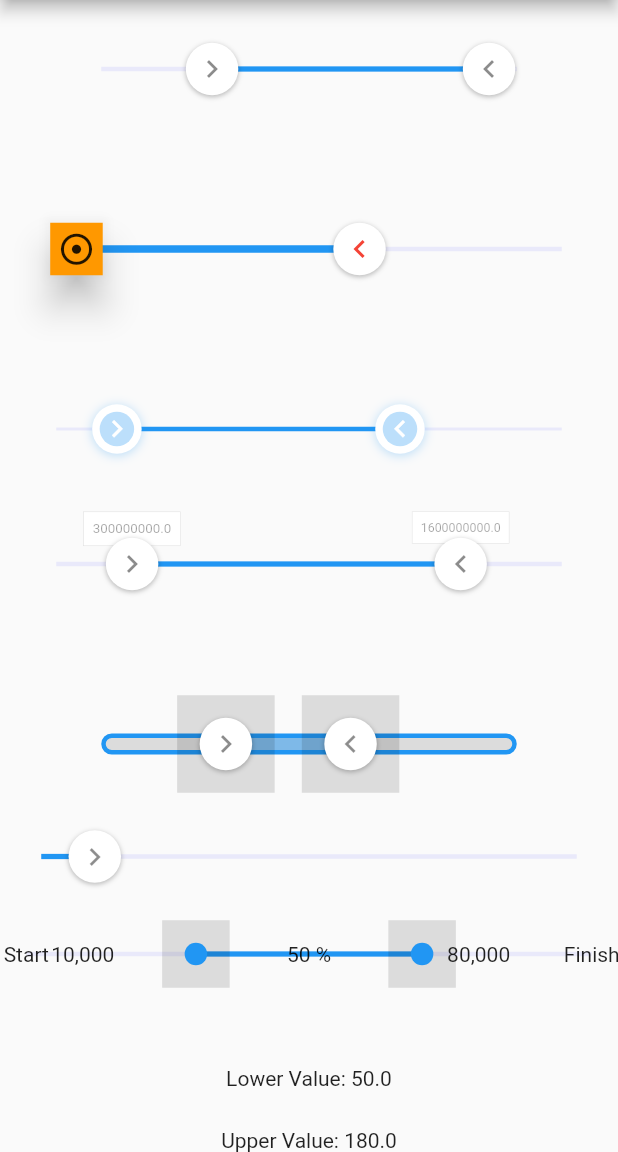
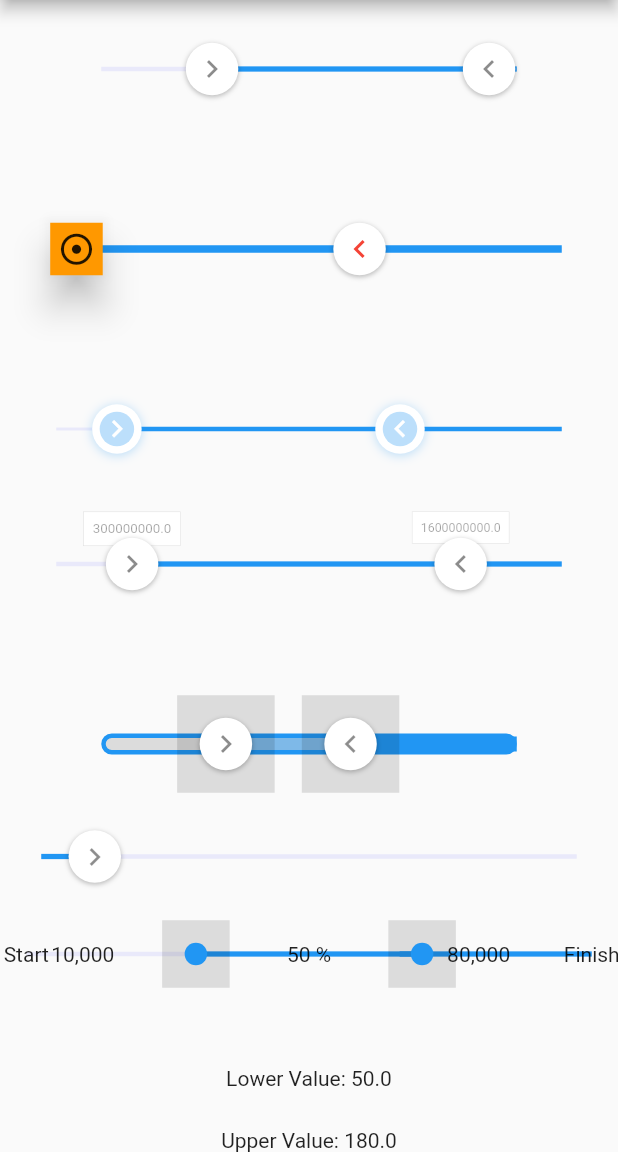
Before and after one commit to loonix/another_xlider, a Flutter app: the screen it shows after launch, scrolled down 209 dp, on a phone screen of 412 x 824 dp, the part 84-1236 px from its top. Run offline on Flutter 3.47's test engine with Material 2 defaults, Android fonts, the phone set to English and light mode, and no system bars.

Commit message:
Added a right track bar decoration

```diff
--- a/lib/another_xlider.dart
+++ b/lib/another_xlider.dart
@@ -50,8 +50,7 @@ class FlutterSlider extends StatefulWidget {
   final BoxDecoration? decoration;
   final BoxDecoration? foregroundDecoration;
 
-  FlutterSlider(
-      {Key? key,
+  FlutterSlider({Key? key,
     this.min,
     this.max,
     required this.values,
@@ -253,7 +252,9 @@ class FlutterSliderState extends State<FlutterSlider>
   Widget build(BuildContext context) {
     return OrientationBuilder(
       builder: (context, orientation) {
-        oldOrientation ??= MediaQuery.of(context).orientation;
+        oldOrientation ??= MediaQuery
+            .of(context)
+            .orientation;
 
         return LayoutBuilder(
             builder: (BuildContext context, BoxConstraints constraints) {
@@ -285,7 +286,9 @@ class FlutterSliderState extends State<FlutterSlider>
                 __containerSizeWithoutPadding = _containerWidthWithoutPadding;
               }
 
-          if (MediaQuery.of(context).orientation != oldOrientation) {
+              if (MediaQuery
+                  .of(context)
+                  .orientation != oldOrientation) {
                 _leftHandlerXPosition = 0;
                 _rightHandlerXPosition = 0;
                 _leftHandlerYPosition = 0;
@@ -297,7 +300,9 @@ class FlutterSliderState extends State<FlutterSlider>
 
                 _drawHatchMark();
 
-            oldOrientation = MediaQuery.of(context).orientation;
+                oldOrientation = MediaQuery
+                    .of(context)
+                    .orientation;
               }
 
               return Stack(
@@ -647,7 +652,11 @@ class FlutterSliderState extends State<FlutterSlider>
         }
 
         _points.add(Positioned(
-            top: top, bottom: bottom, left: left, right: right, child: bar));
+            top: top,
+            bottom: bottom,
+            left: left,
+            right: right,
+            child: bar));
       }
     }
   }
@@ -732,7 +741,9 @@ class FlutterSliderState extends State<FlutterSlider>
         }
         _fixedValues.add(FlutterSliderFixedValue(
             percent: fixedPercent.toInt(), value: fValue));
-        if (fValue.toString().isNotEmpty) {
+        if (fValue
+            .toString()
+            .isNotEmpty) {
           fixedV.add(fixedPercent);
         }
       }
@@ -1729,8 +1740,7 @@ class FlutterSliderState extends State<FlutterSlider>
     }
   }
 
-  void _stopHandlerAnimation(
-      {Animation? animation, AnimationController? controller}) {
+  void _stopHandlerAnimation({Animation? animation, AnimationController? controller}) {
     if (widget.handlerAnimation.reverseCurve != null) {
       if (animation!.isCompleted) {
         controller!.reverse();
@@ -1746,7 +1756,8 @@ class FlutterSliderState extends State<FlutterSlider>
     List<Positioned> items = [
       Function.apply(_inactiveTrack, []),
       Function.apply(_centralWidget, []),
-      Function.apply(_activeTrack, [])
+      Function.apply(_activeTrack, []),
+      Function.apply(_inactiveRightTrack, [])
     ];
     items.addAll(_points);
 
@@ -1948,9 +1959,9 @@ class FlutterSliderState extends State<FlutterSlider>
             feedback: Container(),
             child: Container(
               color: Colors.transparent,
-                )),
+            ),),
         ),
-        )));
+      ),),);
 
 //    items      ..addAll(_points);
 
@@ -1979,8 +1990,7 @@ class FlutterSliderState extends State<FlutterSlider>
     }
   }
 
-  Positioned _tooltip(
-      {String? side, dynamic value, double? opacity, Animation? animation}) {
+  Positioned _tooltip({String? side, dynamic value, double? opacity, Animation? animation}) {
     if (_tooltipData.disabled! || value == '') {
       return Positioned(
         child: Container(),
@@ -2139,7 +2149,7 @@ class FlutterSliderState extends State<FlutterSlider>
               border: boxDecoration.border,
               borderRadius: boxDecoration.borderRadius,
               boxShadow: boxDecoration.boxShadow,
-              image: boxDecoration.image),
+              image: boxDecoration.image,),
         ),
       ),
     );
@@ -2242,6 +2252,63 @@ class FlutterSliderState extends State<FlutterSlider>
     );
   }
 
+  Positioned _inactiveRightTrack() {
+    BoxDecoration boxDecoration =
+        widget.trackBar.inactiveRightTrackBar ?? const BoxDecoration();
+
+    Color trackBarColor = boxDecoration.color ?? const Color(0xff2196F3);
+    if (widget.disabled) {
+      trackBarColor = widget.trackBar.inactiveDisabledTrackBarColor;
+    }
+
+    double? top, bottom, left, right, width, height;
+    top = left = width = height = 0;
+    right = bottom = null;
+
+    if (widget.axis == Axis.horizontal) {
+      bottom = 0;
+      height = widget.trackBar.activeTrackBarHeight;
+
+      if (widget.rangeSlider) {
+        width = _containerWidthWithoutPadding! - _rightHandlerXPosition!;
+        left = _rightHandlerXPosition! + _handlersWidth! / 2 ;
+      }
+    } else { // vertical
+      right = 0;
+      width = widget.trackBar.activeTrackBarHeight;
+
+      if (widget.rangeSlider) {
+        height = _containerHeightWithoutPadding! - _rightHandlerYPosition!;
+        top = _rightHandlerYPosition! + _handlersHeight! / 2;
+      }
+    }
+
+    width = (width < 0) ? 0 : width;
+    height = (height < 0) ? 0 : height;
+
+    return Positioned(
+      left: left,
+      right: right,
+      top: top,
+      bottom: bottom,
+      child: Center(
+        child: Container(
+          height: height,
+          width: width,
+          decoration: BoxDecoration(
+              color: trackBarColor,
+              backgroundBlendMode: boxDecoration.backgroundBlendMode,
+              shape: boxDecoration.shape,
+              gradient: boxDecoration.gradient,
+              border: boxDecoration.border,
+              borderRadius: boxDecoration.borderRadius,
+              boxShadow: boxDecoration.boxShadow,
+              image: boxDecoration.image,),
+        ),
+      ),
+    );
+  }
+
   Positioned _centralWidget() {
     return Positioned(
       left: 0,
@@ -2303,18 +2370,28 @@ class FlutterSliderState extends State<FlutterSlider>
 
   void _renderBoxInitialization() {
     if (_containerLeft <= 0 ||
-        (MediaQuery.of(context).size.width - _constraintMaxWidth) <=
+        (MediaQuery
+            .of(context)
+            .size
+            .width - _constraintMaxWidth) <=
             _containerLeft) {
       RenderBox containerRenderBox =
       containerKey.currentContext!.findRenderObject() as RenderBox;
-      _containerLeft = containerRenderBox.localToGlobal(Offset.zero).dx;
+      _containerLeft = containerRenderBox
+          .localToGlobal(Offset.zero)
+          .dx;
     }
     if (_containerTop <= 0 ||
-        (MediaQuery.of(context).size.height - _constraintMaxHeight) <=
+        (MediaQuery
+            .of(context)
+            .size
+            .height - _constraintMaxHeight) <=
             _containerTop) {
       RenderBox containerRenderBox =
       containerKey.currentContext!.findRenderObject() as RenderBox;
-      _containerTop = containerRenderBox.localToGlobal(Offset.zero).dy;
+      _containerTop = containerRenderBox
+          .localToGlobal(Offset.zero)
+          .dy;
     }
   }
 }
@@ -2332,8 +2409,7 @@ class _MakeHandler extends StatelessWidget {
   final bool rangeSlider;
   final double? touchSize;
 
-  const _MakeHandler(
-      {this.id,
+  const _MakeHandler({this.id,
     this.handlerData,
     this.visibleTouchArea,
     this.width,
@@ -2421,8 +2497,7 @@ class FlutterSliderHandler {
   bool disabled;
   double opacity;
 
-  FlutterSliderHandler(
-      {this.child,
+  FlutterSliderHandler({this.child,
     this.decoration,
     this.foregroundDecoration,
     this.transform,
@@ -2478,8 +2553,7 @@ class FlutterSliderTooltipPositionOffset {
   double? right;
   double? bottom;
 
-  FlutterSliderTooltipPositionOffset(
-      {this.top, this.left, this.right, this.bottom});
+  FlutterSliderTooltipPositionOffset({this.top, this.left, this.right, this.bottom});
 
   @override
   String toString() {
@@ -2492,8 +2566,7 @@ class FlutterSliderTooltipBox {
   final BoxDecoration? foregroundDecoration;
   final Matrix4? transform;
 
-  const FlutterSliderTooltipBox(
-      {this.decoration, this.foregroundDecoration, this.transform});
+  const FlutterSliderTooltipBox({this.decoration, this.foregroundDecoration, this.transform});
 
   @override
   String toString() {
@@ -2503,6 +2576,7 @@ class FlutterSliderTooltipBox {
 
 class FlutterSliderTrackBar {
   final BoxDecoration? inactiveTrackBar;
+  final BoxDecoration? inactiveRightTrackBar;
   final BoxDecoration? activeTrackBar;
   final Color activeDisabledTrackBarColor;
   final Color inactiveDisabledTrackBarColor;
@@ -2514,6 +2588,7 @@ class FlutterSliderTrackBar {
   const FlutterSliderTrackBar({
     this.inactiveTrackBar,
     this.activeTrackBar,
+    this.inactiveRightTrackBar,
     this.activeDisabledTrackBarColor = const Color(0xffb5b5b5),
     this.inactiveDisabledTrackBarColor = const Color(0xffe5e5e5),
     this.activeTrackBarHeight = 3.5,
@@ -2561,8 +2636,7 @@ class FlutterSliderHandlerAnimation {
   final Duration duration;
   final double scale;
 
-  const FlutterSliderHandlerAnimation(
-      {this.curve = Curves.elasticOut,
+  const FlutterSliderHandlerAnimation({this.curve = Curves.elasticOut,
     this.reverseCurve,
     this.duration = const Duration(milliseconds: 700),
     this.scale = 1.3});
@@ -2588,8 +2662,7 @@ class FlutterSliderHatchMark {
   FlutterSliderHatchMarkAlignment linesAlignment;
   bool? displayLines;
 
-  FlutterSliderHatchMark(
-      {this.disabled = false,
+  FlutterSliderHatchMark({this.disabled = false,
     this.density = 1,
     this.smallDensity = 4,
     this.linesDistanceFromTrackBar,
@@ -2632,8 +2705,7 @@ class FlutterSliderSizedBox {
   final double width;
   final double height;
 
-  const FlutterSliderSizedBox(
-      {this.decoration,
+  const FlutterSliderSizedBox({this.decoration,
     this.foregroundDecoration,
     this.transform,
     required this.height,
```
Lines whose indentation alone changed are shown as unchanged.
